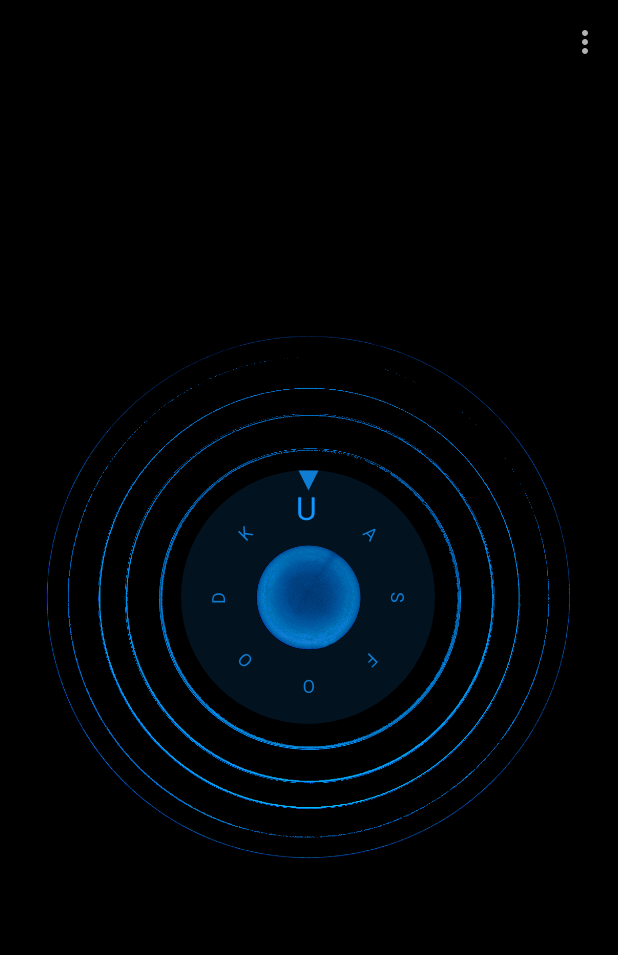
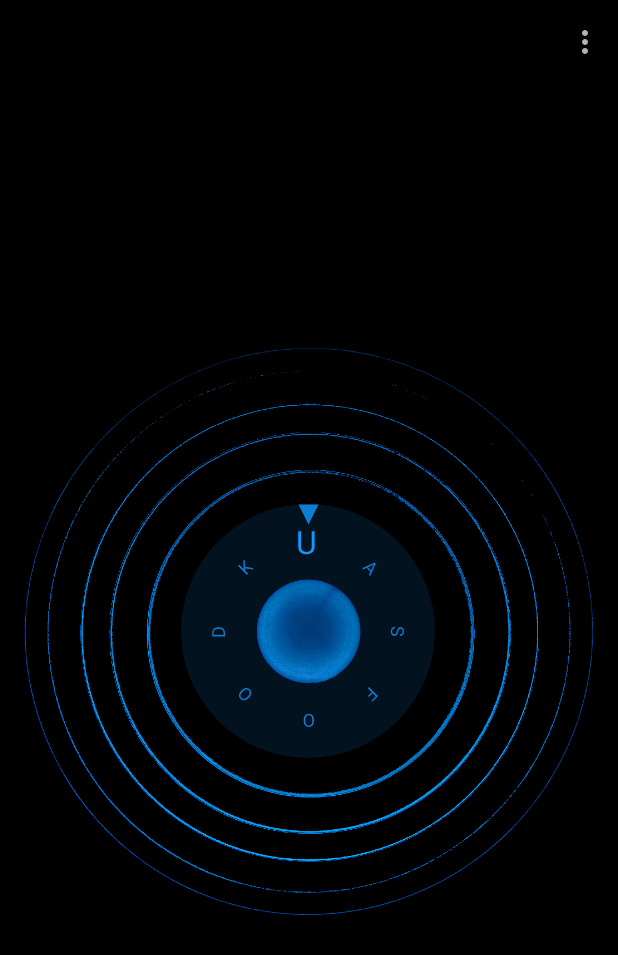
Before and after one commit to hearsilent/KUAS-Food, an Android app: the MainActivity screen opened directly, with no data from a screen before it, after a tap on an icon or button, on a phone screen of 412 x 824 dp. Shown: the top 955 px of the screen. Run offline under Robolectric (Android 15) with nearby library versions, the phone set to English and light mode, and no system bars; libraries missing offline, so code that uses them is left out: org.litepal, org.litepal.crud; 2 statements that could not run were skipped.

Commit message:
Improve layout, Reduce location request interval

```diff
--- a/app/src/main/AndroidManifest.xml
+++ b/app/src/main/AndroidManifest.xml
@@ -41,6 +41,7 @@
 			android:theme="@style/OpenSourceTheme"/>
 		<activity
 			android:name=".IntroActivity"
+			android:screenOrientation="portrait"
 			android:theme="@style/StarWarsAppTheme"/>
 
 		<meta-data
--- a/app/src/main/java/hearsilent/kuas/food/MainActivity.java
+++ b/app/src/main/java/hearsilent/kuas/food/MainActivity.java
@@ -117,7 +117,7 @@ public class MainActivity extends AppCompatActivity
 	public void onConnected(@Nullable Bundle bundle) {
 		mLocationRequest = LocationRequest.create();
 		mLocationRequest.setPriority(LocationRequest.PRIORITY_HIGH_ACCURACY);
-		mLocationRequest.setInterval(500);
+		mLocationRequest.setInterval(1000);
 
 		if (!Utils.checkGPSisOpen(this)) {
 			Toast.makeText(this, R.string.gps_not_open_jiangong, Toast.LENGTH_SHORT).show();
--- a/app/src/main/java/hearsilent/kuas/food/fragment/ShopsFragment.java
+++ b/app/src/main/java/hearsilent/kuas/food/fragment/ShopsFragment.java
@@ -105,7 +105,7 @@ public class ShopsFragment extends Fragment
 	public void onConnected(@Nullable Bundle bundle) {
 		mLocationRequest = LocationRequest.create();
 		mLocationRequest.setPriority(LocationRequest.PRIORITY_HIGH_ACCURACY);
-		mLocationRequest.setInterval(500);
+		mLocationRequest.setInterval(1000);
 
 		if (Utils.checkGPSisOpen(getContext())) {
 			LocationServices.FusedLocationApi
--- a/app/src/main/res/layout/activity_main.xml
+++ b/app/src/main/res/layout/activity_main.xml
@@ -58,12 +58,15 @@
 		<FrameLayout
 			android:layout_width="wrap_content"
 			android:layout_height="wrap_content"
-			android:layout_gravity="center">
+			android:layout_gravity="center"
+			android:layout_marginTop="@dimen/margin_small">
 
 			<ImageView
-				android:layout_width="350dp"
+				android:layout_width="match_parent"
 				android:layout_height="wrap_content"
 				android:layout_gravity="center"
+				android:layout_marginLeft="@dimen/margin_medium"
+				android:layout_marginRight="@dimen/margin_medium"
 				android:adjustViewBounds="true"
 				android:contentDescription="@null"
 				android:src="@drawable/wheel_frame"/>
--- a/app/src/main/res/layout/activity_shop_detail.xml
+++ b/app/src/main/res/layout/activity_shop_detail.xml
@@ -153,6 +153,7 @@
 						android:id="@+id/textView_phone"
 						android:layout_width="wrap_content"
 						android:layout_height="wrap_content"
+						android:background="?attr/selectableItemBackground"
 						android:padding="@dimen/margin_small"
 						android:textColor="@color/black_text"
 						android:textSize="@dimen/text_body_1"
--- a/app/src/main/res/layout/activty_intro.xml
+++ b/app/src/main/res/layout/activty_intro.xml
@@ -30,9 +30,11 @@
 			android:layout_marginTop="@dimen/margin_medium">
 
 			<ImageView
-				android:layout_width="350dp"
+				android:layout_width="match_parent"
 				android:layout_height="wrap_content"
 				android:layout_gravity="center"
+				android:layout_marginLeft="@dimen/margin_medium"
+				android:layout_marginRight="@dimen/margin_medium"
 				android:adjustViewBounds="true"
 				android:contentDescription="@null"
 				android:src="@drawable/wheel_frame"/>
```
Also changed, not shown: app/src/main/java/hearsilent/kuas/food/ShopDetailActivity.java (+15 -1 lines).
